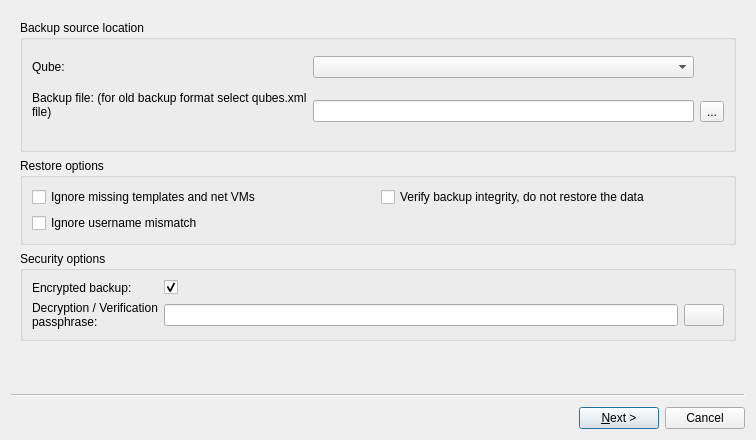
QubesOS/qubes-manager, file ui/restoredlg.ui: the form before one commit.
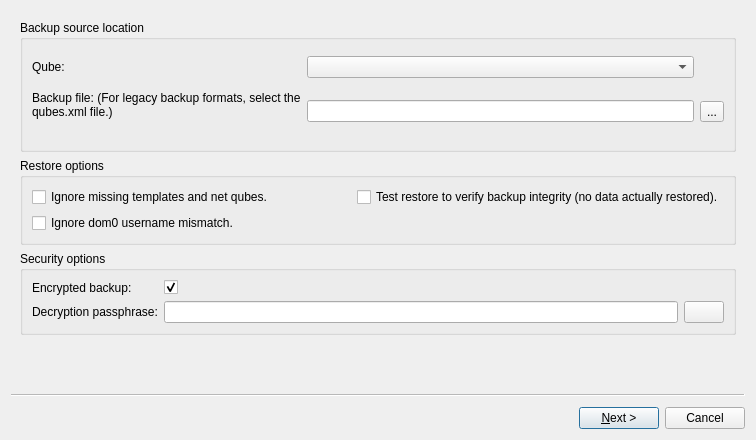
The form after the commit. Icons and pictures are not drawn.

Diff of the .ui file:
```diff
--- a/ui/restoredlg.ui
+++ b/ui/restoredlg.ui
@@ -52,7 +52,7 @@
           <string>Ignore missing templates or netvms, restore VMs anyway.</string>
          </property>
          <property name="text">
-          <string>Ignore missing templates and net VMs</string>
+          <string>Ignore missing templates and net qubes.</string>
          </property>
         </widget>
        </item>
@@ -62,14 +62,14 @@
           <string>Ignore dom0 username mismatch while restoring homedir.</string>
          </property>
          <property name="text">
-          <string>Ignore username mismatch</string>
+          <string>Ignore dom0 username mismatch.</string>
          </property>
         </widget>
        </item>
        <item row="0" column="1">
         <widget class="QCheckBox" name="verify_only">
          <property name="text">
-          <string>Verify backup integrity, do not restore the data</string>
+          <string>Test restore to verify backup integrity (no data actually restored).</string>
          </property>
         </widget>
        </item>
@@ -113,7 +113,7 @@
           </size>
          </property>
          <property name="text">
-          <string>&lt;html&gt;&lt;head/&gt;&lt;body&gt;&lt;p&gt;Backup file:&lt;br&gt;&lt;span style=&quot; font-size:8pt;&quot;&gt;(for old backup format select qubes.xml file)&lt;/span&gt;&lt;/p&gt;&lt;/body&gt;&lt;/html&gt;</string>
+          <string>&lt;html&gt;&lt;head/&gt;&lt;body&gt;&lt;p&gt;Backup file:&lt;br&gt;&lt;span style=&quot; font-size:8pt;&quot;&gt;(For legacy backup formats, select the qubes.xml file.)&lt;/span&gt;&lt;/p&gt;&lt;/body&gt;&lt;/html&gt;</string>
          </property>
          <property name="alignment">
           <set>Qt::AlignLeading|Qt::AlignLeft|Qt::AlignTop</set>
@@ -169,7 +169,7 @@
        <item row="1" column="0">
         <widget class="QLabel" name="label_5">
          <property name="text">
-          <string>&lt;html&gt;&lt;head/&gt;&lt;body&gt;&lt;p&gt;Decryption / Verification&lt;br/&gt;passphrase:&lt;/p&gt;&lt;/body&gt;&lt;/html&gt;</string>
+          <string>&lt;html&gt;&lt;head/&gt;&lt;body&gt;&lt;p&gt;Decryption passphrase:&lt;/p&gt;&lt;/body&gt;&lt;/html&gt;</string>
          </property>
         </widget>
        </item>
```
Left out of the diff: 8 changed lines with no effect on the pictures.
